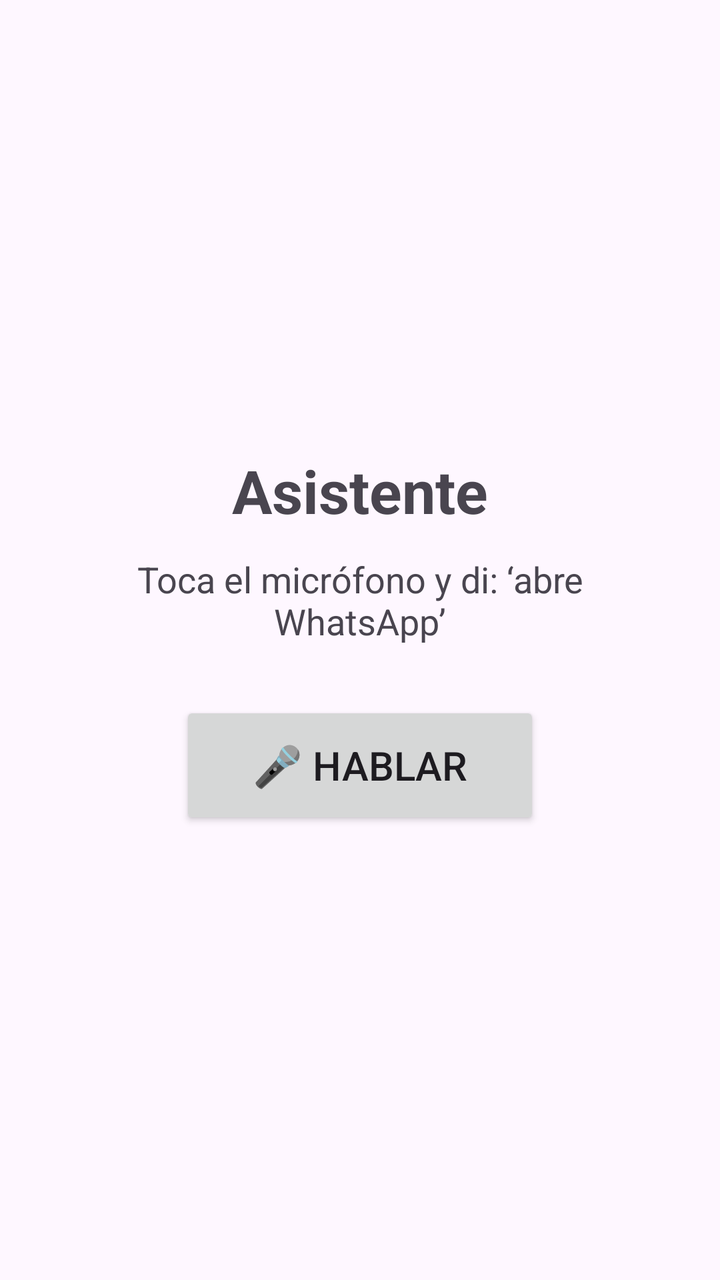
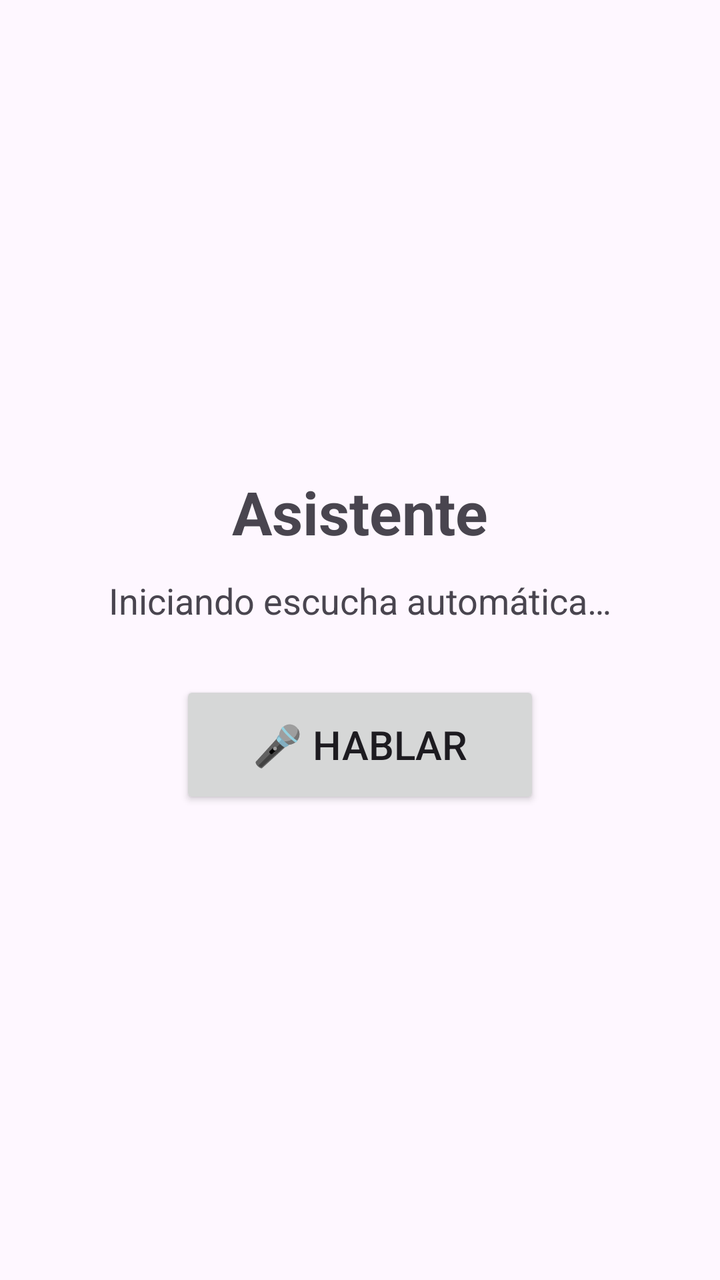

An Android layout rendered at two revisions. The XML below is the earlier revision; the diff shows what the commit changed to produce the second picture.
<!-- AndroidManifest.xml: application theme Theme.Asistente -->
<!-- res/layout/activity_main.xml -->
<?xml version="1.0" encoding="utf-8"?>
<LinearLayout xmlns:android="http://schemas.android.com/apk/res/android"
    android:layout_width="match_parent"
    android:layout_height="match_parent"
    android:orientation="vertical"
    android:gravity="center"
    android:padding="24dp">

    <TextView
        android:id="@+id/titleText"
        android:layout_width="wrap_content"
        android:layout_height="wrap_content"
        android:text="Asistente"
        android:textSize="30sp"
        android:textStyle="bold"
        android:layout_marginBottom="12dp" />

    <TextView
        android:id="@+id/statusText"
        android:layout_width="match_parent"
        android:layout_height="wrap_content"
        android:text="Toca el micrófono y di: ‘abre WhatsApp’"
        android:textSize="18sp"
        android:gravity="center"
        android:layout_marginBottom="28dp" />

    <Button
        android:id="@+id/micButton"
        android:layout_width="180dp"
        android:layout_height="64dp"
        android:text="🎤 Hablar"
        android:textSize="20sp" />

</LinearLayout>
<!-- resources referenced by this layout -->
<resources>
  <style name="Theme.Asistente" parent="Theme.Material3.DayNight.NoActionBar">
          <item name="android:windowLightStatusBar">true</item>
      </style>
</resources>

<!-- the commit's change to res/layout/activity_main.xml (unified diff, before → after) -->
@@ -19,7 +19,7 @@
         android:id="@+id/statusText"
         android:layout_width="match_parent"
         android:layout_height="wrap_content"
-        android:text="Toca el micrófono y di: ‘abre WhatsApp’"
+        android:text="Iniciando escucha automática…"
         android:textSize="18sp"
         android:gravity="center"
         android:layout_marginBottom="28dp" />
